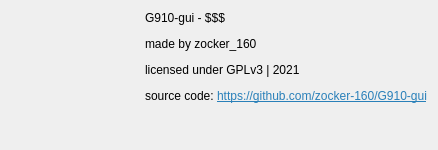
Before: the Qt Designer form src/gui/aboutWindow.ui in zocker-160/keyboard-center, drawn with Qt 5.
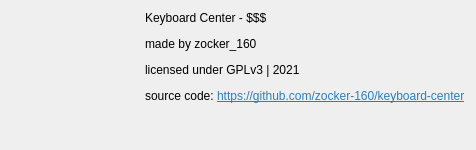
After: the same form once the commit is applied. Icons and pictures are not drawn.

Commit message: rename to Keyboard Center

```diff
--- a/src/gui/aboutWindow.ui
+++ b/src/gui/aboutWindow.ui
@@ -63,7 +63,7 @@
      <item>
       <widget class="QLabel" name="about_maintext">
        <property name="text">
-        <string>&lt;html&gt;&lt;head/&gt;&lt;body&gt;&lt;p&gt;G910-gui - $$$&lt;/p&gt;&lt;p&gt;made by zocker_160&lt;/p&gt;&lt;p&gt;licensed under GPLv3 | 2021&lt;/p&gt;&lt;p&gt;source code: &lt;a href=&quot;https://github.com/zocker-160/G910-gui&quot;&gt;&lt;span style=&quot; text-decoration: underline; color:#2980b9;&quot;&gt;https://github.com/zocker-160/G910-gui&lt;/span&gt;&lt;/a&gt;&lt;/p&gt;&lt;/body&gt;&lt;/html&gt;</string>
+        <string>&lt;html&gt;&lt;head/&gt;&lt;body&gt;&lt;p&gt;Keyboard Center - $$$&lt;/p&gt;&lt;p&gt;made by zocker_160&lt;/p&gt;&lt;p&gt;licensed under GPLv3 | 2021&lt;/p&gt;&lt;p&gt;source code: &lt;a href=&quot;https://github.com/zocker-160/keyboard-center&quot;&gt;&lt;span style=&quot; text-decoration: underline; color:#2980b9;&quot;&gt;https://github.com/zocker-160/keyboard-center&lt;/span&gt;&lt;/a&gt;&lt;/p&gt;&lt;/body&gt;&lt;/html&gt;</string>
        </property>
        <property name="alignment">
         <set>Qt::AlignLeading|Qt::AlignLeft|Qt::AlignTop</set>
```
The commit also changes 19 other files.
